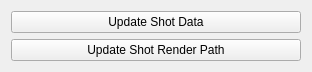
kiryha/Houdini, file ui/sceneManager_main.ui: the form before one commit.
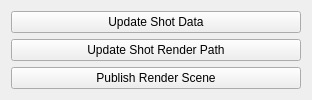
The form after the commit.

Patch:
```diff
--- a/ui/sceneManager_main.ui
+++ b/ui/sceneManager_main.ui
@@ -7,7 +7,7 @@
     <x>0</x>
     <y>0</y>
     <width>312</width>
-    <height>70</height>
+    <height>100</height>
    </rect>
   </property>
   <property name="windowTitle">
@@ -28,6 +28,13 @@
      </property>
     </widget>
    </item>
+   <item>
+    <widget class="QPushButton" name="btn_updateRenderPath_2">
+     <property name="text">
+      <string>Publish Render Scene</string>
+     </property>
+    </widget>
+   </item>
   </layout>
  </widget>
  <resources/>
```
